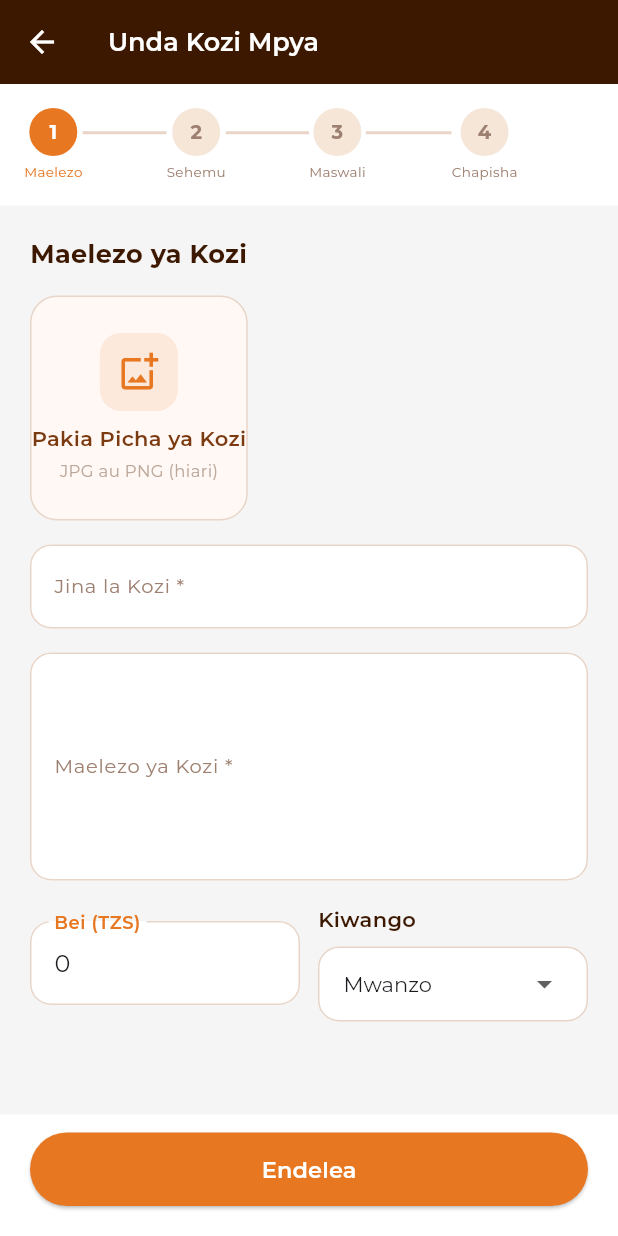
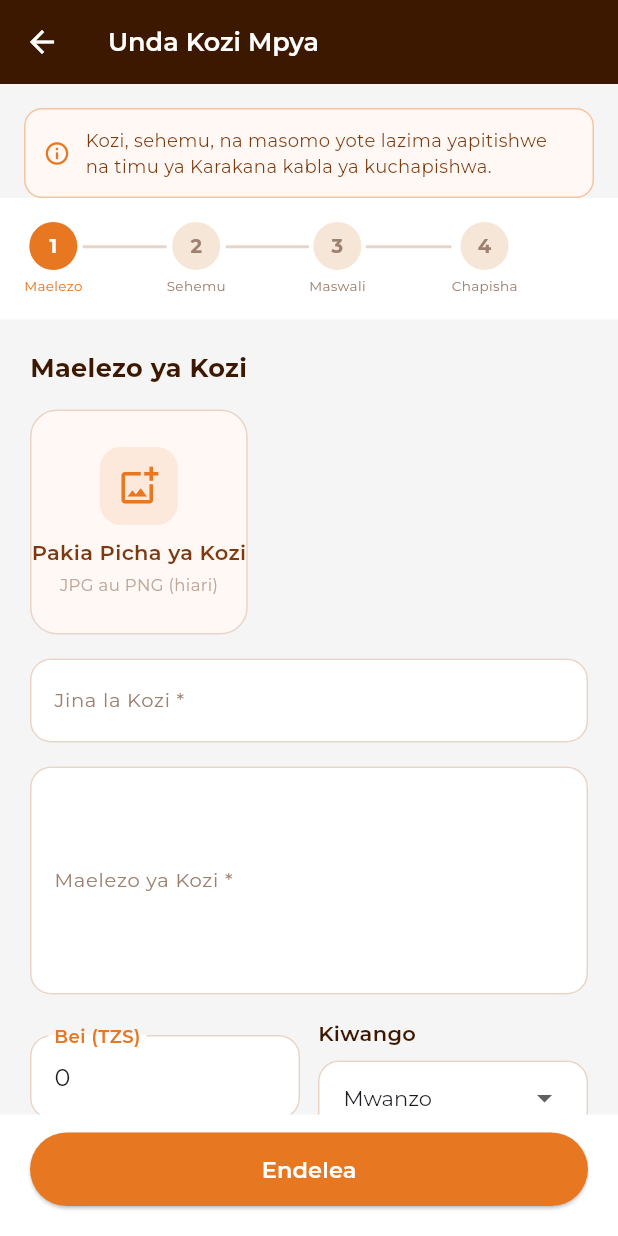
Before and after one commit to Kreative-Karakana/Karakana-App-v2, a Flutter app: the CourseBuilderScreen screen opened by its route, on a phone screen of 412 x 824 dp. Run offline on Flutter 3.47's test engine with Material 3 defaults, Android fonts, the phone set to English and light mode, and no system bars; our stand-ins replace cached_network_image, dio, firebase_core, firebase_messaging, flutter_secure_storage, go_router and 12 more; missing offline and left inert: file_selector; accounts and stored records are empty; network calls fail.

Commit message:
feat: route trainer content through review before publishing

```diff
--- a/lib/features/trainer/screens/course_builder_screen.dart
+++ b/lib/features/trainer/screens/course_builder_screen.dart
@@ -188,6 +188,7 @@ class _CourseBuilderScreenState extends State<CourseBuilderScreen> {
           'description': _descController.text.trim(),
           'price': price.toString(),
           'level': _selectedLevel,
+          'status': 'pending_review',
           if (_selectedCategory.isNotEmpty)
             'category': int.tryParse(_selectedCategory),
           'cover_photo': await MultipartFile.fromFile(_coverImage!.path,
@@ -199,7 +200,9 @@ class _CourseBuilderScreenState extends State<CourseBuilderScreen> {
               .dio
               .patch('/api/v1/courses/${widget.courseId}/', data: formData);
           if (!mounted) return;
-          _showSuccess('Mabadiliko yamehifadhiwa!');
+          _showSuccess(
+            'Kozi yako imetumwa kwa ukaguzi. Itachapishwa baada ya kupitishwa na timu ya Karakana.',
+          );
           context.pop();
         } else {
           final res = await ApiClient()
@@ -208,7 +211,9 @@ class _CourseBuilderScreenState extends State<CourseBuilderScreen> {
           final createdId = (res.data as Map?)?['id'] as int?;
           if (createdId != null) await _saveQuiz(createdId);
           if (!mounted) return;
-          _showSuccess('Kozi imehifadhiwa! Ongeza sehemu na masomo sasa.');
+          _showSuccess(
+            'Kozi yako imetumwa kwa ukaguzi. Itachapishwa baada ya kupitishwa na timu ya Karakana.',
+          );
           if (createdId != null) {
             context.pushReplacement('/trainer/course/$createdId/sections',
                 extra: {'title': _titleController.text.trim()});
@@ -222,6 +227,7 @@ class _CourseBuilderScreenState extends State<CourseBuilderScreen> {
           'description': _descController.text.trim(),
           'price': price,
           'level': _selectedLevel,
+          'status': 'pending_review',
           if (_selectedCategory.isNotEmpty)
             'category': int.tryParse(_selectedCategory),
         };
@@ -231,7 +237,9 @@ class _CourseBuilderScreenState extends State<CourseBuilderScreen> {
               .dio
               .patch('/api/v1/courses/${widget.courseId}/', data: body);
           if (!mounted) return;
-          _showSuccess('Mabadiliko yamehifadhiwa!');
+          _showSuccess(
+            'Kozi yako imetumwa kwa ukaguzi. Itachapishwa baada ya kupitishwa na timu ya Karakana.',
+          );
           context.pop();
         } else {
           final res =
@@ -239,7 +247,9 @@ class _CourseBuilderScreenState extends State<CourseBuilderScreen> {
           final createdId = (res.data as Map?)?['id'] as int?;
           if (createdId != null) await _saveQuiz(createdId);
           if (!mounted) return;
-          _showSuccess('Kozi imehifadhiwa! Ongeza sehemu na masomo sasa.');
+          _showSuccess(
+            'Kozi yako imetumwa kwa ukaguzi. Itachapishwa baada ya kupitishwa na timu ya Karakana.',
+          );
           if (createdId != null) {
             context.pushReplacement('/trainer/course/$createdId/sections',
                 extra: {'title': _titleController.text.trim()});
@@ -445,6 +455,37 @@ class _CourseBuilderScreenState extends State<CourseBuilderScreen> {
       ),
       body: Column(
         children: [
+          Container(
+            margin: const EdgeInsets.fromLTRB(16, 16, 16, 0),
+            padding: const EdgeInsets.all(12),
+            decoration: BoxDecoration(
+              color: const Color(0xFFFFF8F4),
+              borderRadius: BorderRadius.circular(12),
+              border: Border.all(
+                color: const Color(0xFFE87722).withValues(alpha: 0.4),
+              ),
+            ),
+            child: Row(
+              children: [
+                const Icon(
+                  Icons.info_outline,
+                  color: Color(0xFFE87722),
+                  size: 18,
+                ),
+                const SizedBox(width: 10),
+                Expanded(
+                  child: Text(
+                    'Kozi, sehemu, na masomo yote lazima yapitishwe na timu ya Karakana kabla ya kuchapishwa.',
+                    style: GoogleFonts.montserrat(
+                      fontSize: 12,
+                      color: const Color(0xFF7B3A10),
+                      height: 1.4,
+                    ),
+                  ),
+                ),
+              ],
+            ),
+          ),
           // ── Step indicator ─────────────────────────────────────────────
           Container(
             color: Theme.of(context).cardColor,
```
Also changed, not shown: lib/features/trainer/screens/lesson_manager_screen.dart (+13 -0 lines).
